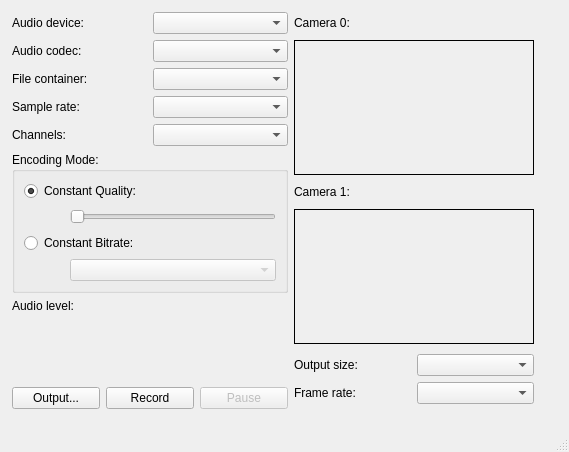
First picture: the form in avrecorder.ui, repository HIIT/meeting-recorder, before the edit.
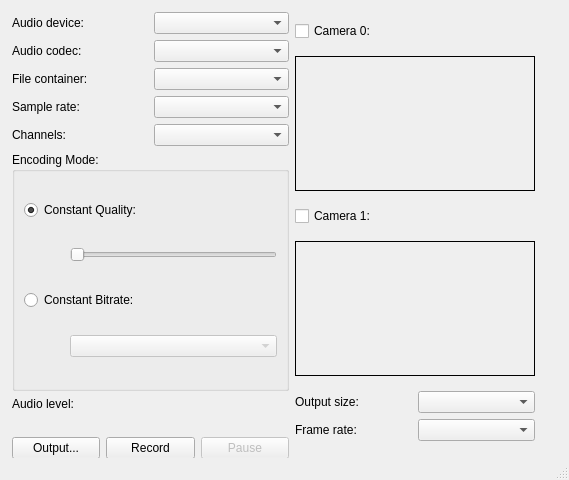
Second picture: the form after the edit.

Commit message: Added checkboxes and activity on/off for cameras.

The edit to the form file:
```diff
--- a/avrecorder.ui
+++ b/avrecorder.ui
@@ -7,7 +7,7 @@
     <x>0</x>
     <y>0</y>
     <width>569</width>
-    <height>452</height>
+    <height>480</height>
    </rect>
   </property>
   <property name="windowTitle">
@@ -19,8 +19,8 @@
      <rect>
       <x>12</x>
       <y>12</y>
-      <width>542</width>
-      <height>417</height>
+      <width>543</width>
+      <height>467</height>
      </rect>
     </property>
     <layout class="QHBoxLayout" name="horizontalLayout">
@@ -187,10 +187,13 @@
          <property name="orientation">
           <enum>Qt::Vertical</enum>
          </property>
+         <property name="sizeType">
+          <enum>QSizePolicy::Maximum</enum>
+         </property>
          <property name="sizeHint" stdset="0">
           <size>
            <width>20</width>
-           <height>40</height>
+           <height>20</height>
           </size>
          </property>
         </spacer>
@@ -234,9 +237,9 @@
         <number>20</number>
        </property>
        <item>
-        <widget class="QLabel" name="camera_label_0">
+        <widget class="QCheckBox" name="camera_label_0">
          <property name="sizePolicy">
-          <sizepolicy hsizetype="Preferred" vsizetype="Maximum">
+          <sizepolicy hsizetype="Minimum" vsizetype="Maximum">
            <horstretch>0</horstretch>
            <verstretch>0</verstretch>
           </sizepolicy>
@@ -272,9 +275,9 @@
         </widget>
        </item>
        <item>
-        <widget class="QLabel" name="camera_label_1">
+        <widget class="QCheckBox" name="camera_label_1">
          <property name="sizePolicy">
-          <sizepolicy hsizetype="Preferred" vsizetype="Maximum">
+          <sizepolicy hsizetype="Minimum" vsizetype="Maximum">
            <horstretch>0</horstretch>
            <verstretch>0</verstretch>
           </sizepolicy>
@@ -330,6 +333,16 @@
          </item>
         </layout>
        </item>
+       <item>
+        <spacer name="verticalSpacer_2">
+         <property name="orientation">
+          <enum>Qt::Vertical</enum>
+         </property>
+         <property name="sizeType">
+          <enum>QSizePolicy::Maximum</enum>
+         </property>
+        </spacer>
+       </item>
       </layout>
      </item>
     </layout>
```
Left out of the diff: 36 changed lines with no effect on the pictures. The commit also changes 5 other files.
